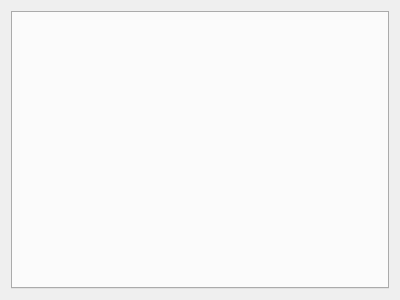
First picture: the form in test1/widget.ui, repository gabkk/tmp, before the edit.
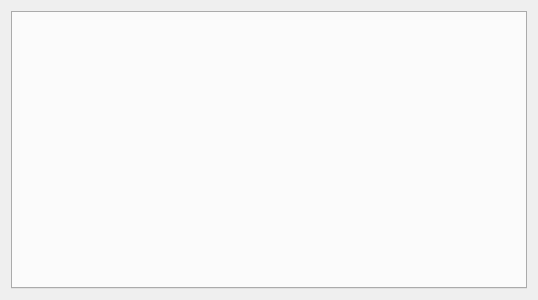
Second picture: the form after the edit.

What changed in the file:
```diff
--- a/test1/widget.ui
+++ b/test1/widget.ui
@@ -6,7 +6,7 @@
    <rect>
     <x>0</x>
     <y>0</y>
-    <width>400</width>
+    <width>538</width>
     <height>300</height>
    </rect>
   </property>
```
Left out of the diff: 6 changed lines with no effect on the pictures.
